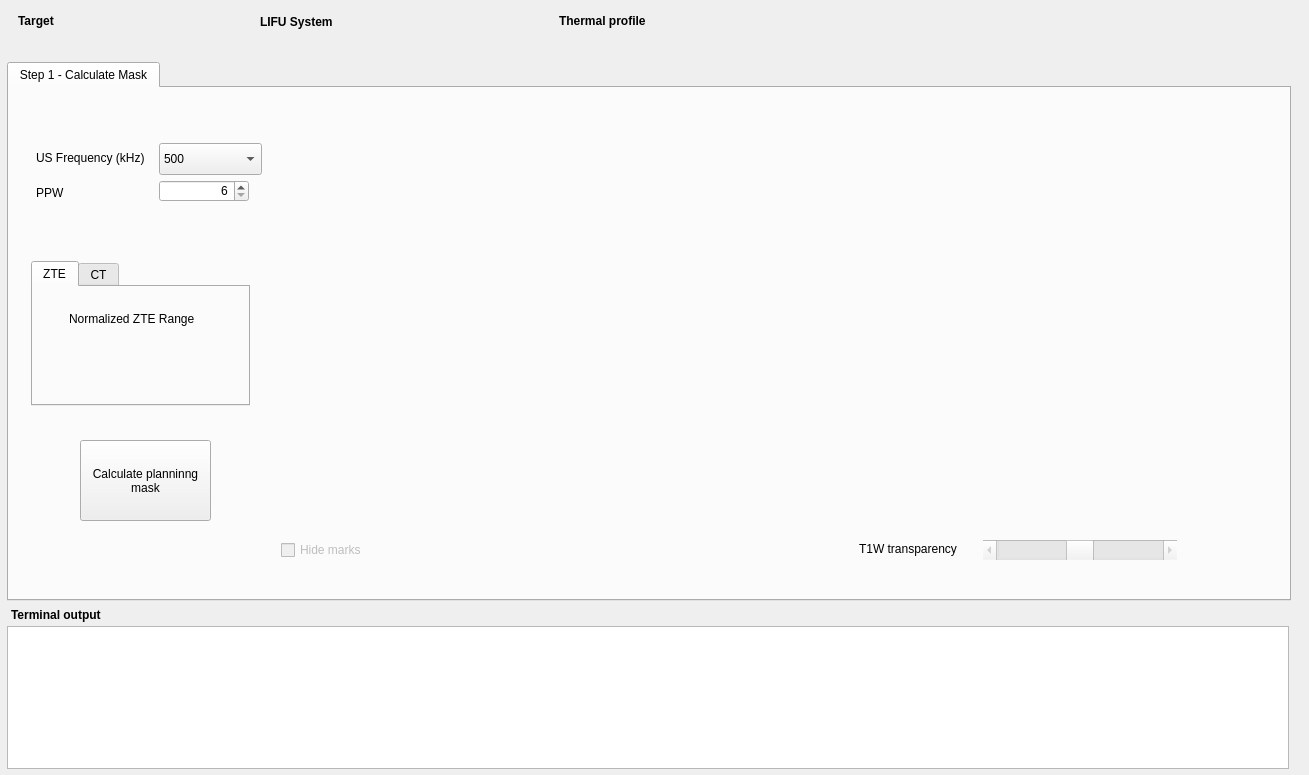
The window that BabelBrain/form.ui (ProteusMRIgHIFU/BabelBrain) describes before a commit, drawn with Qt 5.
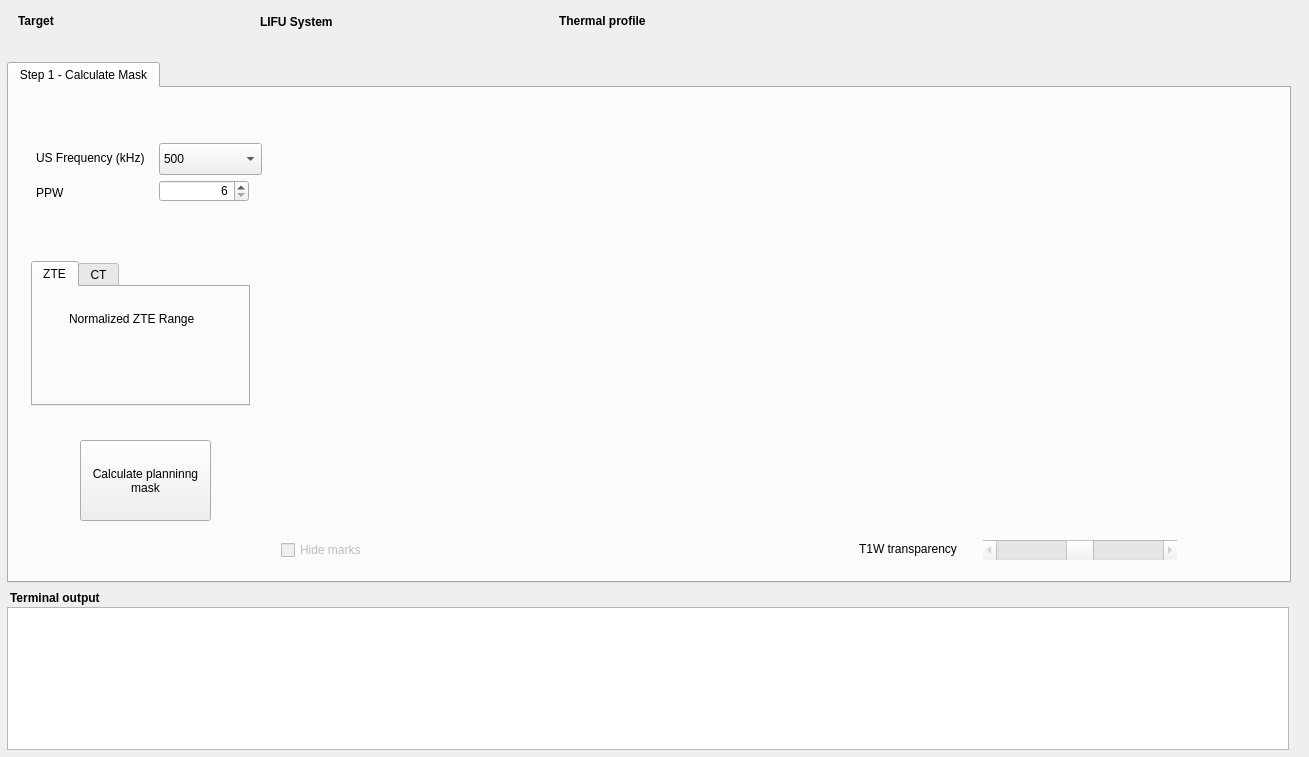
The same window after the commit.

Diff of the .ui file:
```diff
--- a/BabelBrain/form.ui
+++ b/BabelBrain/form.ui
@@ -7,7 +7,7 @@
     <x>0</x>
     <y>0</y>
     <width>1309</width>
-    <height>775</height>
+    <height>757</height>
    </rect>
   </property>
   <property name="windowTitle">
@@ -62,7 +62,7 @@
      <x>7</x>
      <y>62</y>
      <width>1284</width>
-     <height>539</height>
+     <height>521</height>
     </rect>
    </property>
    <property name="currentIndex">
@@ -319,7 +319,7 @@
    <property name="geometry">
     <rect>
      <x>7</x>
-     <y>626</y>
+     <y>607</y>
      <width>1282</width>
      <height>143</height>
     </rect>
@@ -331,8 +331,8 @@
   <widget class="QLabel" name="label_18">
    <property name="geometry">
     <rect>
-     <x>11</x>
-     <y>607</y>
+     <x>10</x>
+     <y>590</y>
      <width>114</width>
      <height>16</height>
     </rect>
```
